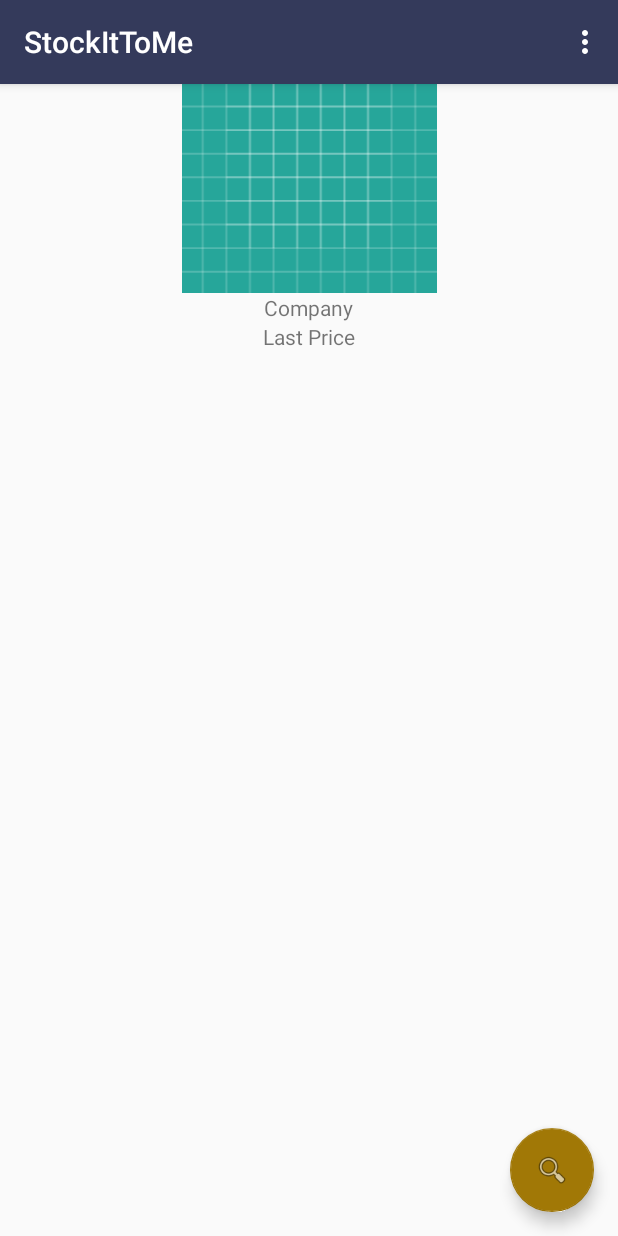
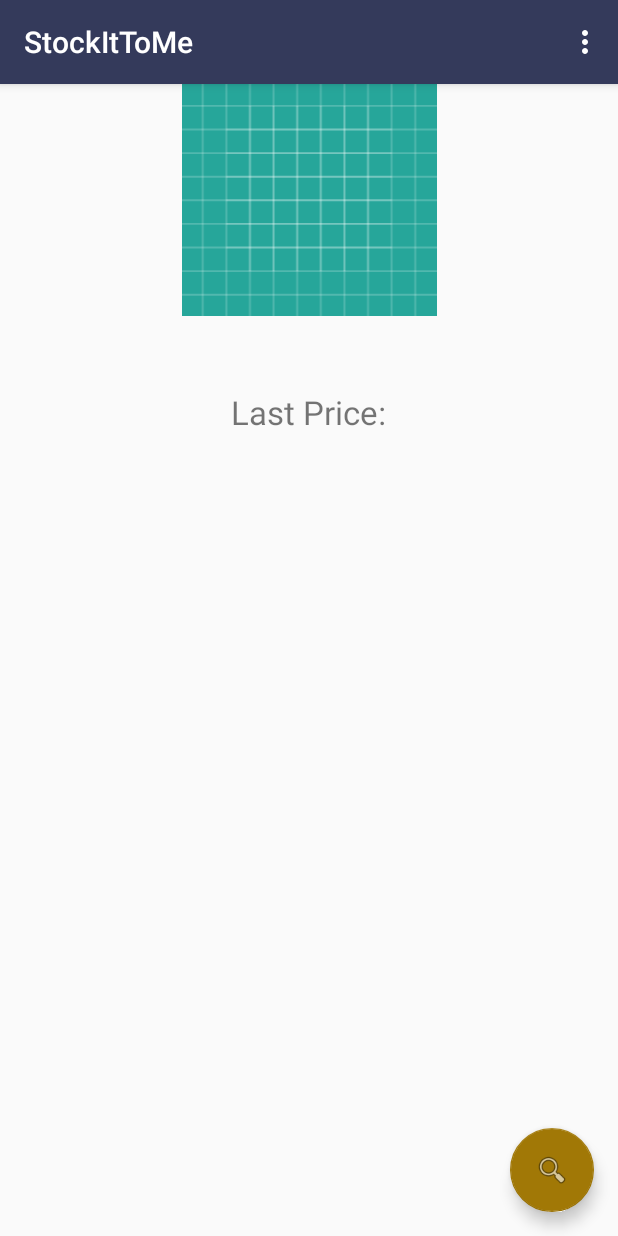
Before and after one commit to DaveSeverns/StockItToMe, an Android app: the fragment StockDetailsFragment placed in its activity, on a phone screen of 412 x 824 dp. Run offline under Robolectric (Android 15) with nearby library versions, the phone set to English and light mode, and no system bars; our stand-ins replace Picasso; pictures from the network do not load; 1 statement that could not run was skipped.

```diff
--- a/app/src/main/java/com/sevdev/stockittome/PortfolioAdapter.java
+++ b/app/src/main/java/com/sevdev/stockittome/PortfolioAdapter.java
@@ -41,7 +41,8 @@ public class PortfolioAdapter extends BaseAdapter {
     public View getView(int position, View convertView, ViewGroup parent) {
         TextView textView = new TextView(ctx);
         textView.setText(collection.get(position));
-        textView.setTextSize(20);
+        textView.setTextSize(30);
+
         return textView;
     }
 
--- a/app/src/main/java/com/sevdev/stockittome/StockDetailsFragment.java
+++ b/app/src/main/java/com/sevdev/stockittome/StockDetailsFragment.java
@@ -56,7 +56,7 @@ public class StockDetailsFragment extends Fragment {
         Stock stock = ioHelper.getStockBySymbolKey(symbol);
         if(bundle != null){
             companyText.setText(stock.getCompanyName());
-            priceText.setText(""+stock.getCurrentPrice());
+            priceText.setText("$"+stock.getCurrentPrice());
         }
 
         if(stock != null){
--- a/app/src/main/res/layout/activity_main.xml
+++ b/app/src/main/res/layout/activity_main.xml
@@ -22,6 +22,7 @@
 
     <!--<include layout="@layout/content_main" />-->
     <FrameLayout
+        android:layout_marginTop="15dp"
         android:id="@+id/portfolio_frame"
         android:layout_width="match_parent"
         android:layout_height="match_parent">
--- a/app/src/main/res/layout/fragment_portfolio.xml
+++ b/app/src/main/res/layout/fragment_portfolio.xml
@@ -1,6 +1,6 @@
 <?xml version="1.0" encoding="utf-8"?>
 <FrameLayout xmlns:android="http://schemas.android.com/apk/res/android"
-    android:id="@+id/portfolio_frame"
+    android:id="@+id/portfolio"
     xmlns:tools="http://schemas.android.com/tools"
     android:layout_width="match_parent"
     android:layout_height="match_parent"
@@ -9,7 +9,8 @@
     <ListView
         android:id="@+id/list_portfolio"
         android:layout_width="match_parent"
-        android:layout_height="match_parent">
+        android:layout_height="match_parent"
+        android:layout_gravity="center">
 
     </ListView>
 
--- a/app/src/main/res/layout/fragment_stock_details.xml
+++ b/app/src/main/res/layout/fragment_stock_details.xml
@@ -27,15 +27,11 @@
             android:layout_gravity="center">
 
             <TextView
-                android:id="@+id/company_name_lable"
-                android:text="@string/company_label"
+                android:id="@+id/company_name_text"
+                android:layout_margin="10dp"
                 android:layout_width="wrap_content"
-                android:layout_height="wrap_content" />
-
-            <TextView
-                android:id="@+id/company_name_text"
-                android:layout_width="wrap_content"
-                android:layout_height="wrap_content" />
+                android:layout_height="wrap_content"
+                android:textSize="10pt"/>
         </LinearLayout>
 
         <LinearLayout
@@ -48,10 +44,12 @@
                 android:id="@+id/last_price_label"
                 android:text="@string/price_label"
                 android:layout_width="wrap_content"
-                android:layout_height="wrap_content" />
+                android:layout_height="wrap_content"
+                android:textSize="10pt"/>
 
             <TextView
                 android:id="@+id/last_price_text"
+                android:textSize="10pt"
                 android:layout_width="wrap_content"
                 android:layout_height="wrap_content" />
         </LinearLayout>
--- a/app/src/main/res/values/strings.xml
+++ b/app/src/main/res/values/strings.xml
@@ -5,8 +5,8 @@
     <string name="save_button_text">Save</string>
     <string name="cancel_dialog_button"> Cancel</string>
     <string name="dialog_title">Add New Stock to Portfolio</string>
-    <string name="company_label">Company</string>
-    <string name="price_label">Last Price</string>
+    <string name="company_label">Company:</string>
+    <string name="price_label">Last Price:</string>
     <string name="empty_list_text">Click Search Button to add to Portfolio</string>
 
 
```
